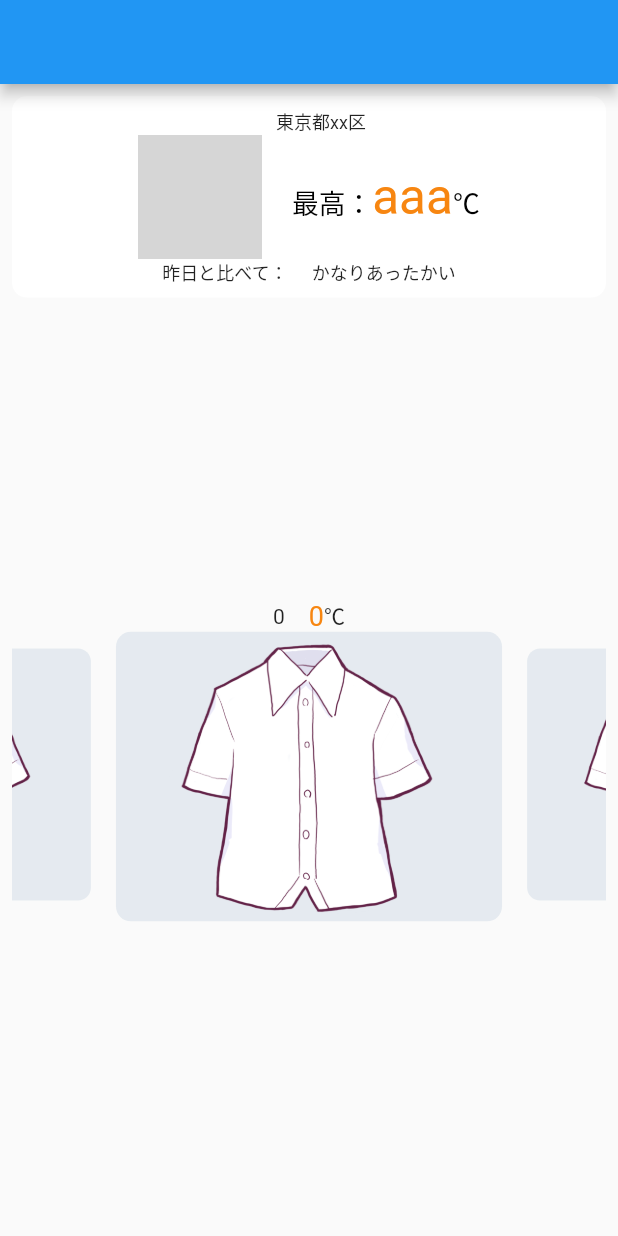
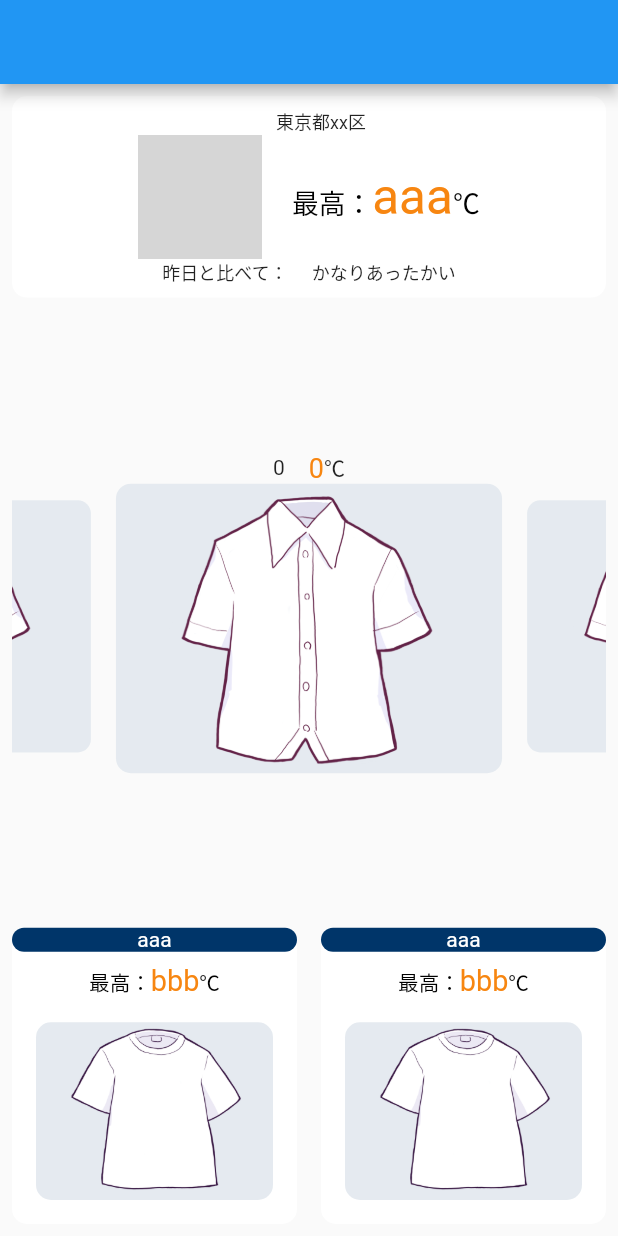
Before and after one commit to haterain0203/weather_clothes, a Flutter app: the screen it shows after launch, on a phone screen of 412 x 824 dp. Run offline on Flutter 3.47's test engine with Material 2 defaults, Android fonts, the phone set to English and light mode, and no system bars; drawn by our look-alikes of cached_network_image, carousel_slider; our stand-ins replace hooks_riverpod, sizer; network calls fail; grey boxes are pictures that could not be loaded.

Commit message:
予報部分の追加

```diff
--- /dev/null
+++ b/lib/component/forecast_part.dart
@@ -0,0 +1,72 @@
+import 'package:flutter/material.dart';
+import 'package:sizer/sizer.dart';
+import 'package:weather_clothes/component/rounded_corner_container.dart';
+
+import 'clothes_container.dart';
+
+class ForecastPart extends StatelessWidget {
+  const ForecastPart({
+    Key? key,
+  }) : super(key: key);
+
+  @override
+  Widget build(BuildContext context) {
+    return Expanded(
+      child: RoundedCornerContainer(
+        color: Colors.white,
+        child: Column(
+          children: [
+            RoundedCornerContainer(
+              //TODO テーマカラーに
+              color: const Color(0xFF003569),
+              child: Center(
+                child: Text(
+                  //TODO 固定値
+                  "aaa",
+                  style: const TextStyle(
+                    color: Colors.white,
+                  ),
+                ),
+              ),
+            ),
+            const SizedBox(
+              height: 8.0,
+            ),
+            //天気情報部分
+            //TODO OpenWeatherの天気アイコン追加したい
+            RichText(
+              text: TextSpan(
+                  style: TextStyle(
+                    color: Colors.black,
+                    fontSize: 10.sp,
+                  ),
+                  children: [
+                    const TextSpan(text: "最高："),
+                    TextSpan(
+                      //TODO 翌日の最高気温に修正
+                      //TODO 固定値
+                      text: "bbb",
+                      style: TextStyle(
+                        fontSize: 14.sp,
+                        color: const Color(0xFFF78611),
+                      ),
+                    ),
+                    const TextSpan(
+                      text: "℃",
+                    ),
+                  ]),
+            ),
+            Padding(
+              padding: const EdgeInsets.all(16.0),
+              child: ClothesContainer(
+                //TODO 翌日の最高気温に
+                //TODO 固定値
+                clothImageUrl: "assets/images/t-shirt.png",
+              ),
+            ),
+          ],
+        ),
+      ),
+    );
+  }
+}
--- a/lib/home_page.dart
+++ b/lib/home_page.dart
@@ -4,6 +4,7 @@ import 'package:flutter/material.dart';
 import 'component/address_part.dart';
 import 'component/clothes_container.dart';
 import 'component/compare_yesterday_part.dart';
+import 'component/forecast_part.dart';
 import 'component/rounded_corner_container.dart';
 import 'component/weather_info_part.dart';
 
@@ -36,11 +37,13 @@ class HomePage extends StatelessWidget {
             Expanded(
               child: CarouselSlider(
                 options: CarouselOptions(
-                    height: 300.0,
-                    viewportFraction: 0.65,
-                    enlargeCenterPage: true,
-                    // initialPage: _setInitialPage(today),
-                    initialPage: 0),
+                  height: 300.0,
+                  viewportFraction: 0.65,
+                  enlargeCenterPage: true,
+                  //TODO
+                  // initialPage: _setInitialPage(today),
+                  initialPage: 0,
+                ),
                 items: [
                   0,
                   1,
@@ -90,29 +93,11 @@ class HomePage extends StatelessWidget {
             ),
             Row(
               children: [
-                // ForecastPart(
-                //   homePageData: data,
-                //   dateStr: _setDateStr(tomorrow),
-                //   //TODO 明日の最高気温に変更
-                //   imageUrl: _selectImageURL(
-                //       data.openMeteo.daily.apparentTemperatureMax[1].round()),
-                //   maxTemp: data.openMeteo.daily.apparentTemperatureMax[1]
-                //       .round()
-                //       .toString(),
-                // ),
+                ForecastPart(),
                 const SizedBox(
                   width: 16.0,
                 ),
-                // ForecastPart(
-                //   homePageData: data,
-                //   dateStr: _setDateStr(dayAfterTomorrow),
-                //   //TODO 明後日の最高気温に変更
-                //   imageUrl: _selectImageURL(
-                //       data.openMeteo.daily.apparentTemperatureMax[2].round()),
-                //   maxTemp: data.openMeteo.daily.apparentTemperatureMax[2]
-                //       .round()
-                //       .toString(),
-                // ),
+                ForecastPart(),
               ],
             ),
           ],
```
